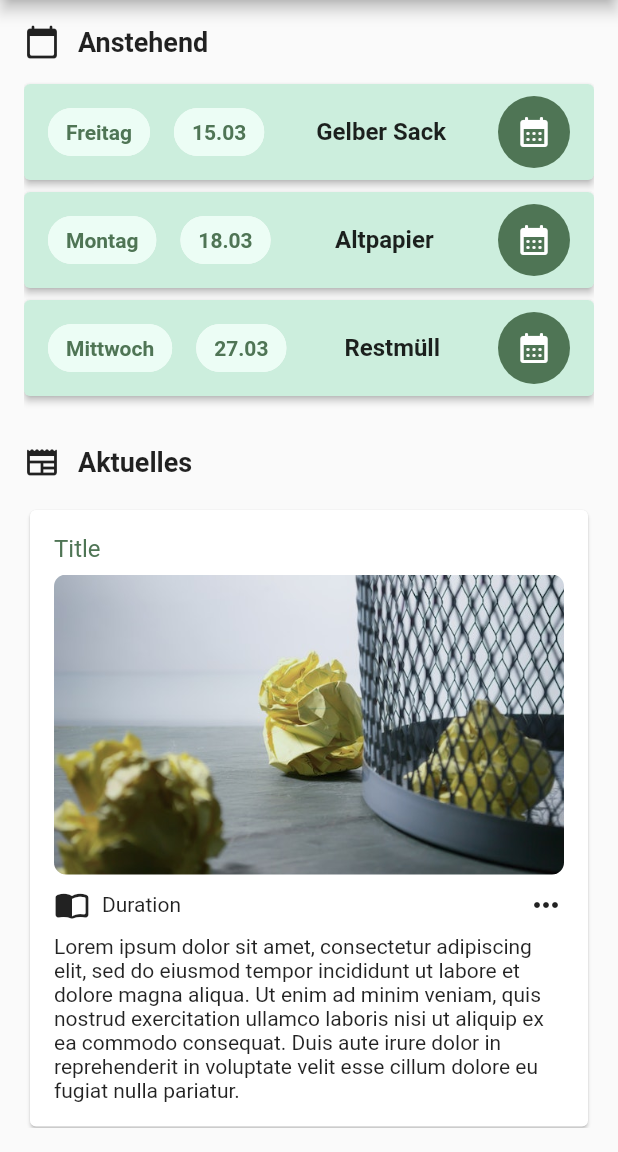
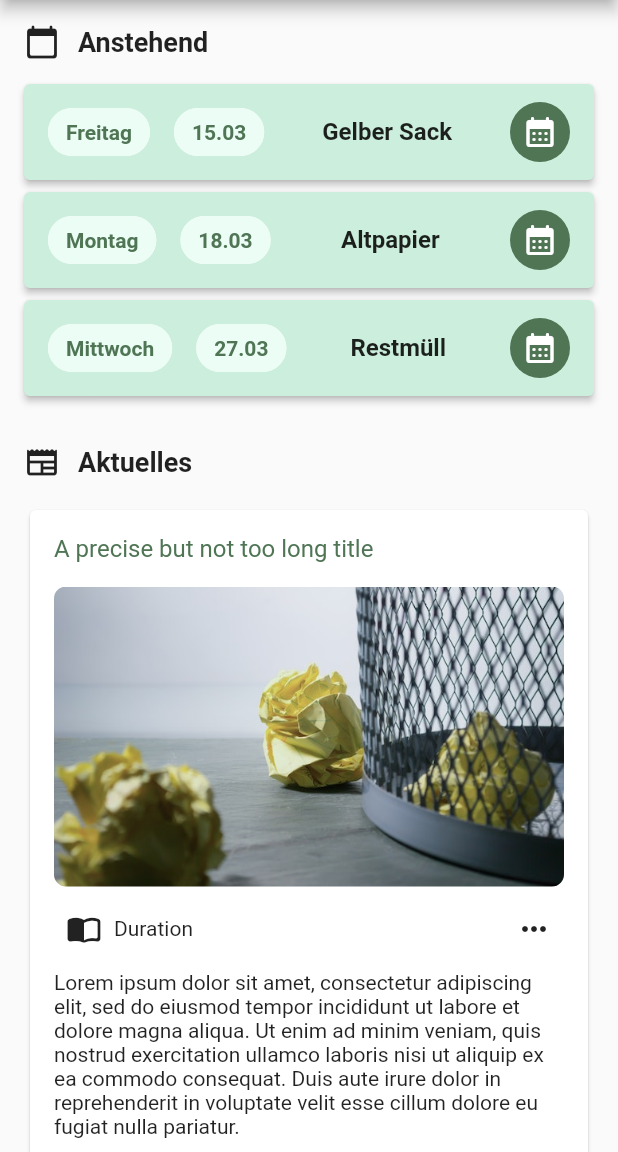
Before and after one commit to WolfyScript/Uni-EMI-Project, a Flutter app: the screen it shows after launch, on a phone screen of 412 x 824 dp, the part 84-1236 px from its top. Run offline on Flutter 3.47's test engine with Material 2 defaults, Android fonts, the phone set to English and light mode, and no system bars.

Commit message:
Fixed padding and made more icon a button

```diff
--- a/lib/pages/start.dart
+++ b/lib/pages/start.dart
@@ -1,10 +1,9 @@
-import 'dart:math';
-
 import 'package:flutter/material.dart';
 
 import '../navbar/nav_sidebar.dart';
 
 class MyHomePage extends StatefulWidget {
+
   const MyHomePage({super.key = const Key("start"), required this.title});
 
   // This widget is the home page of your application. It is stateful, meaning
@@ -41,14 +40,19 @@ class _MyHomePageState extends State<MyHomePage> {
     return Scaffold(
       drawer: const NavSidebar(),
       appBar: AppBar(title: Text(widget.title)),
-      body: Container(
-        padding: const EdgeInsets.symmetric(vertical: 16, horizontal: 16),
+      body: Center(
         child: ListView.builder(
           itemCount: 20,
           itemBuilder: (context, index) {
-            switch(index) {
+            switch (index) {
               case 0:
-                return Column(
+                return Padding(
+                  padding: const EdgeInsets.only(
+                    left: 16,
+                    right: 16,
+                    top: 16,
+                  ),
+                  child: Column(
                     children: [
                       Row(
                         children: const [
@@ -58,22 +62,26 @@ class _MyHomePageState extends State<MyHomePage> {
                           ),
                           Text(
                             "Anstehend",
-                        style: TextStyle(fontSize: 18, fontWeight: FontWeight.bold),
+                            style: TextStyle(
+                                fontSize: 18, fontWeight: FontWeight.bold),
                           ),
                         ],
                       ),
                       const SizedBox(
                         height: 16,
                       ),
-                  createUpcomingBtn(context, "Gelber Sack", "Freitag", "15.03"),
+                      createUpcomingBtn(
+                          context, "Gelber Sack", "Freitag", "15.03"),
                       const SizedBox(
                         height: 8,
                       ),
-                  createUpcomingBtn(context, "Altpapier", "Montag", "18.03"),
+                      createUpcomingBtn(
+                          context, "Altpapier", "Montag", "18.03"),
                       const SizedBox(
                         height: 8,
                       ),
-                  createUpcomingBtn(context, "Restmüll", "Mittwoch", "27.03"),
+                      createUpcomingBtn(
+                          context, "Restmüll", "Mittwoch", "27.03"),
                       const SizedBox(
                         height: 32,
                       ),
@@ -96,9 +104,17 @@ class _MyHomePageState extends State<MyHomePage> {
                         height: 16,
                       ),
                     ],
+                  ),
                 );
               default:
-                return const NewsSummary();
+                return const Padding(
+                  padding: EdgeInsets.only(
+                    left: 16,
+                    right: 16,
+                    bottom: 16,
+                  ),
+                  child: NewsSummary(),
+                );
             }
           },
         ),
@@ -166,6 +182,7 @@ class _MyHomePageState extends State<MyHomePage> {
               ),
               child: IconButton(
                 onPressed: () {},
+                visualDensity: VisualDensity.compact,
                 icon: const Icon(Icons.calendar_month_rounded),
                 color: Colors.white,
               ),
@@ -189,7 +206,7 @@ class NewsSummary extends StatelessWidget {
           crossAxisAlignment: CrossAxisAlignment.start,
           children: [
             const Text(
-              "Title",
+              "A precise but not too long title",
               style: TextStyle(
                 fontSize: 16,
                 fontWeight: FontWeight.w400,
@@ -200,7 +217,7 @@ class NewsSummary extends StatelessWidget {
               ),
             ),
             const SizedBox(
-              height: 8,
+              height: 16,
             ),
             ClipRRect(
               borderRadius: BorderRadius.circular(8),
@@ -220,8 +237,11 @@ class NewsSummary extends StatelessWidget {
               mainAxisAlignment: MainAxisAlignment.spaceBetween,
               children: [
                 Row(
-                  mainAxisAlignment: MainAxisAlignment.start,
+                  mainAxisAlignment: MainAxisAlignment.spaceAround,
                   children: const [
+                    SizedBox(
+                      width: 8,
+                    ),
                     Icon(Icons.import_contacts_rounded),
                     SizedBox(
                       width: 8,
@@ -229,7 +249,11 @@ class NewsSummary extends StatelessWidget {
                     Text("Duration")
                   ],
                 ),
-                const Icon(Icons.more_horiz_rounded)
+                IconButton(
+                  visualDensity: VisualDensity.compact,
+                  onPressed: () {},
+                  icon: const Icon(Icons.more_horiz_rounded),
+                ),
               ],
             ),
             const SizedBox(
```
Lines whose indentation alone changed are shown as unchanged.
